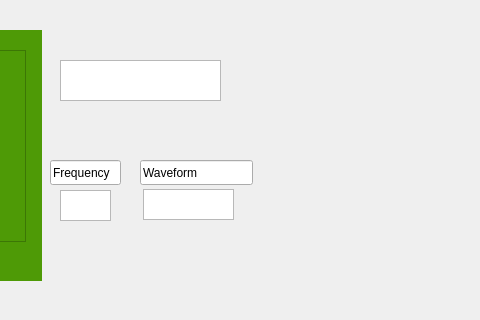
Above: mainwindow.ui from Hall-Andrew/CESDEVICE-3004FinalProject before the change; both pictures show x 320 to 800 and y 0 to 320 of the 800 by 600 pixel window. Below: the same form after it.
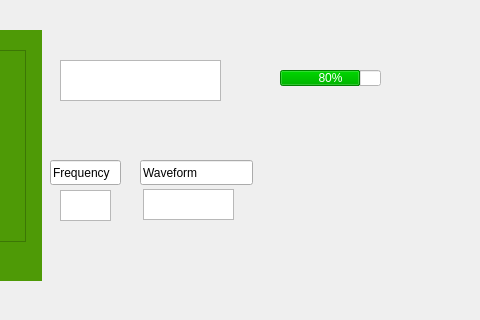
That is the form after the change. Icons and pictures are not drawn.

Commit message: Added a battery percentage bar and updated the battery class

The edit to the form file:
```diff
--- a/mainwindow.ui
+++ b/mainwindow.ui
@@ -433,6 +433,29 @@
      <string>Waveform</string>
     </property>
    </widget>
+   <widget class="QProgressBar" name="batteryPercentageBar">
+    <property name="geometry">
+     <rect>
+      <x>600</x>
+      <y>70</y>
+      <width>101</width>
+      <height>16</height>
+     </rect>
+    </property>
+    <property name="styleSheet">
+     <string notr="true">selection-background-color: #00b300; 
+background-color: #FFF;</string>
+    </property>
+    <property name="value">
+     <number>80</number>
+    </property>
+    <property name="invertedAppearance">
+     <bool>false</bool>
+    </property>
+    <property name="format">
+     <string>%p%</string>
+    </property>
+   </widget>
   </widget>
   <widget class="QMenuBar" name="menubar">
    <property name="geometry">
```
The commit also changes 4 other files.
